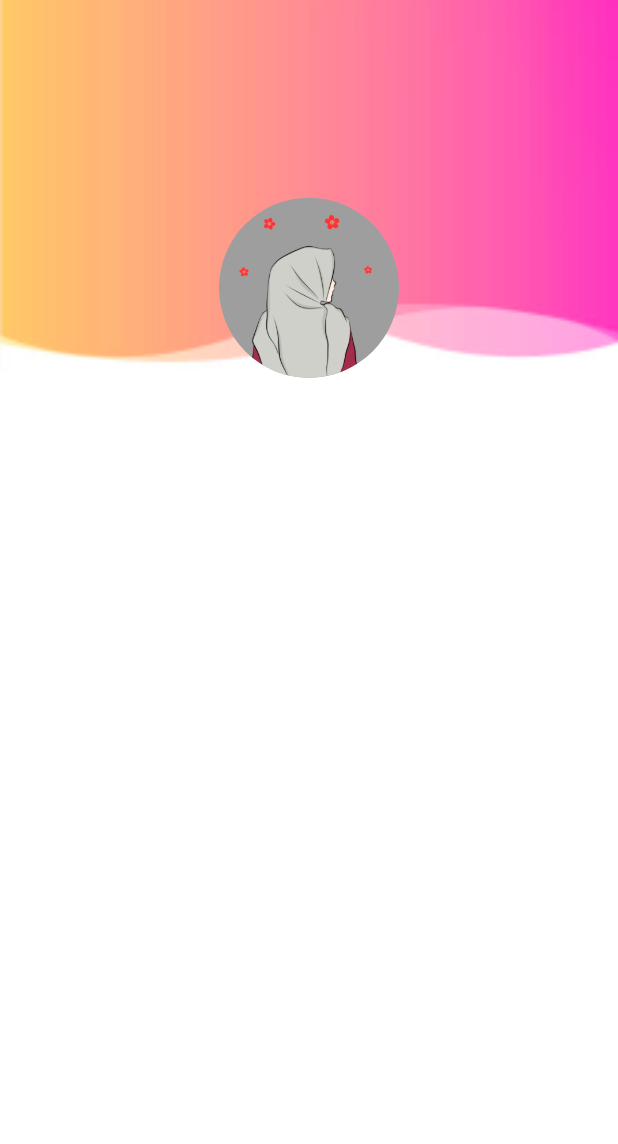
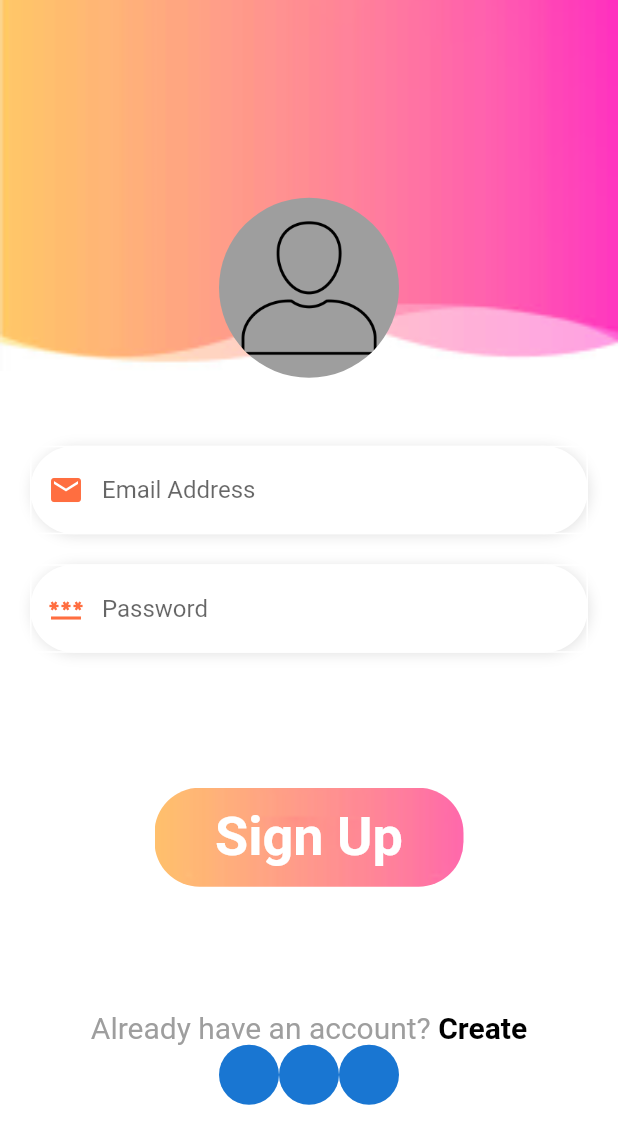
Before and after one commit to tarzann419/flutter_firebase, a Flutter app: the screen it shows after launch, on a phone screen of 412 x 824 dp. Shown: the top 1144 px of the screen. Run offline on Flutter 3.47's test engine with Material 2 defaults, Android fonts, the phone set to English and light mode, and no system bars.

Commit message:
footer commit

```diff
--- a/lib/signup_page.dart
+++ b/lib/signup_page.dart
@@ -27,150 +27,142 @@ class SignUpPage extends StatelessWidget {
                 SizedBox(height: h*0.16,),
                 CircleAvatar(
                   radius: 60,
-                  backgroundImage: AssetImage("assets/img/profile1.png"),
-                  backgroundColor: Colors.grey,
+                  backgroundImage: AssetImage("assets/img/profile.png"),
+                  backgroundColor: Colors.grey[500],
 
                 )
               ],
             ),
           ),
-          // Container(
-          //   margin: const EdgeInsets.only(left: 20.0, right: 20.0),
-          //   width: w,
-          //   child: Column(
-          //     crossAxisAlignment: CrossAxisAlignment.start,
-          //     children: [
-          //       Text(
-          //         "Hello", style: TextStyle(
-          //           fontSize: 70,
-          //           fontWeight: FontWeight.bold
-          //       ),),
-          //       Text(
-          //         "Sign In to your account", style: TextStyle(
-          //         fontSize: 20,
-          //         color: Colors.grey,
-          //       ),),
-          //       SizedBox(height: 50,),
-          //       Container(
-          //         decoration: BoxDecoration(
-          //             color: Colors.white,
-          //             borderRadius: BorderRadius.circular(30.0),
-          //             boxShadow: [
-          //               BoxShadow(
-          //                   blurRadius: 7,
-          //                   offset: Offset(1, 1),
-          //                   color: Colors.grey.withOpacity(0.3)
-          //               )
-          //             ]
-          //         ),
-          //         child: TextField(
-          //           decoration: InputDecoration(
-          //             focusedBorder: OutlineInputBorder(
-          //                 borderRadius: BorderRadius.circular(30.0), // for removing rectangular edges on the input field
-          //                 borderSide: BorderSide(
-          //                   color: Colors.white,
-          //                 )
-          //             ),
-          //             enabledBorder: OutlineInputBorder(
-          //                 borderSide: BorderSide(
-          //                   color: Colors.white,
-          //                 )
-          //             ),
-          //             border: OutlineInputBorder(
-          //                 borderRadius: BorderRadius.circular(30.0)
-          //             ),
-          //           ),
-          //         ),
-          //       ),
-          //       SizedBox(height: 20,),
-          //       Container(
-          //         decoration: BoxDecoration(
-          //             color: Colors.white,
-          //             borderRadius: BorderRadius.circular(30.0),
-          //             boxShadow: [
-          //               BoxShadow(
-          //                   blurRadius: 7,
-          //                   offset: Offset(1, 1),
-          //                   color: Colors.grey.withOpacity(0.3)
-          //               )
-          //             ]
-          //         ),
-          //         child: TextField(
-          //           decoration: InputDecoration(
-          //             focusedBorder: OutlineInputBorder(
-          //                 borderRadius: BorderRadius.circular(30.0), // for removing rectangular edges on the input field
-          //                 borderSide: BorderSide(
-          //                   color: Colors.white,
-          //                 )
-          //             ),
-          //             enabledBorder: OutlineInputBorder(
-          //                 borderSide: BorderSide(
-          //                   color: Colors.white,
-          //                 )
-          //             ),
-          //             border: OutlineInputBorder(
-          //                 borderRadius: BorderRadius.circular(30.0)
-          //             ),
-          //           ),
-          //         ),
-          //       ),
-          //       SizedBox(height: 20,),
-          //       Row(
-          //         children: [
-          //           Expanded(child: Container(),), // we use an empty container to push the text so we can get the text to the right side
-          //           Text(
-          //             "Sign In to your account", style: TextStyle(
-          //             fontSize: 20,
-          //             color: Colors.grey,
-          //           ),),
-          //         ],
-          //       ),
-          //
-          //     ],
-          //   ),
-          // ),
-          // SizedBox(height: 70,),
-          // Container(
-          //   width: w*0.5,
-          //   height: h*0.08,
-          //   decoration: BoxDecoration(
-          //       borderRadius: BorderRadius.circular(30),
-          //       image: DecorationImage(
-          //           image: AssetImage(
-          //               "assets/img/loginbtn.png"
-          //           ),
-          //           fit: BoxFit.cover
-          //       )
-          //   ),
-          //   child: Center(
-          //     child: Text(
-          //       "Sign In",
-          //       style: TextStyle(
-          //         fontSize: 36,
-          //         color: Colors.white,
-          //         fontWeight: FontWeight.bold,
-          //       ),
-          //     ),
-          //   ),
-          // ),
-          // SizedBox(height: w*0.2),
-          // RichText(text: TextSpan(
-          //     text: "Don\'t have an account?",
-          //     style: TextStyle(
-          //       color: Colors.grey[500],
-          //       fontSize: 20,
-          //     ),
-          //     children: [
-          //       TextSpan(
-          //         text: " Create",
-          //         style: TextStyle(
-          //           color: Colors.black,
-          //           fontSize: 20,
-          //           fontWeight: FontWeight.bold,
-          //         ),)
-          //     ]
-          // ),
-          // ),
+          Container(
+            margin: const EdgeInsets.only(left: 20.0, right: 20.0),
+            width: w,
+            child: Column(
+              crossAxisAlignment: CrossAxisAlignment.start,
+              children: [
+                SizedBox(height: 50,),
+                Container(
+                  decoration: BoxDecoration(
+                      color: Colors.white,
+                      borderRadius: BorderRadius.circular(30.0),
+                      boxShadow: [
+                        BoxShadow(
+                            blurRadius: 7,
+                            offset: Offset(1, 1),
+                            color: Colors.grey.withOpacity(0.3)
+                        )
+                      ]
+                  ),
+                  child: TextField(
+                    decoration: InputDecoration(
+                      hintText: "Email Address",
+                      prefixIcon: Icon(Icons.email, color: Colors.deepOrangeAccent,),
+                      focusedBorder: OutlineInputBorder(
+                          borderRadius: BorderRadius.circular(30.0), // for removing rectangular edges on the input field
+                          borderSide: BorderSide(
+                            color: Colors.white,
+                          )
+                      ),
+                      enabledBorder: OutlineInputBorder(
+                          borderSide: BorderSide(
+                            color: Colors.white,
+                          )
+                      ),
+                      border: OutlineInputBorder(
+                          borderRadius: BorderRadius.circular(30.0)
+                      ),
+                    ),
+                  ),
+                ),
+                SizedBox(height: 20,),
+                Container(
+                  decoration: BoxDecoration(
+                      color: Colors.white,
+                      borderRadius: BorderRadius.circular(30.0),
+                      boxShadow: [
+                        BoxShadow(
+                            blurRadius: 7,
+                            offset: Offset(1, 1),
+                            color: Colors.grey.withOpacity(0.3)
+                        )
+                      ]
+                  ),
+                  child: TextField(
+                    decoration: InputDecoration(
+                      hintText: "Password",
+                      prefixIcon: Icon(Icons.password_outlined, color: Colors.deepOrangeAccent,),
+                      focusedBorder: OutlineInputBorder(
+                          borderRadius: BorderRadius.circular(30.0), // for removing rectangular edges on the input field
+                          borderSide: BorderSide(
+                            color: Colors.white,
+                          )
+                      ),
+                      enabledBorder: OutlineInputBorder(
+                          borderSide: BorderSide(
+                            color: Colors.white,
+                          )
+                      ),
+                      border: OutlineInputBorder(
+                          borderRadius: BorderRadius.circular(30.0)
+                      ),
+                    ),
+                  ),
+                ),
+                SizedBox(height: 20,),
+              ],
+            ),
+          ),
+          SizedBox(height: 70,),
+          Container(
+            width: w*0.5,
+            height: h*0.08,
+            decoration: BoxDecoration(
+                borderRadius: BorderRadius.circular(30),
+                image: DecorationImage(
+                    image: AssetImage(
+                        "assets/img/loginbtn.png"
+                    ),
+                    fit: BoxFit.cover
+                )
+            ),
+            child: Center(
+              child: Text(
+                "Sign Up",
+                style: TextStyle(
+                  fontSize: 36,
+                  color: Colors.white,
+                  fontWeight: FontWeight.bold,
+                ),
+              ),
+            ),
+          ),
+          SizedBox(height: w*0.2),
+          RichText(text: TextSpan(
+              text: "Already have an account?",
+              style: TextStyle(
+                color: Colors.grey[500],
+                fontSize: 20,
+              ),
+              children: [
+                TextSpan(
+                  text: " Create",
+                  style: TextStyle(
+                    color: Colors.black,
+                    fontSize: 20,
+                    fontWeight: FontWeight.bold,
+                  ),)
+              ]
+          ),),
+          Wrap(
+            children: List<Widget>.generate(
+              3,
+                (index){
+                return CircleAvatar(
+
+                );
+                }
+            ),
+          )
         ],
       ),
     );
```
